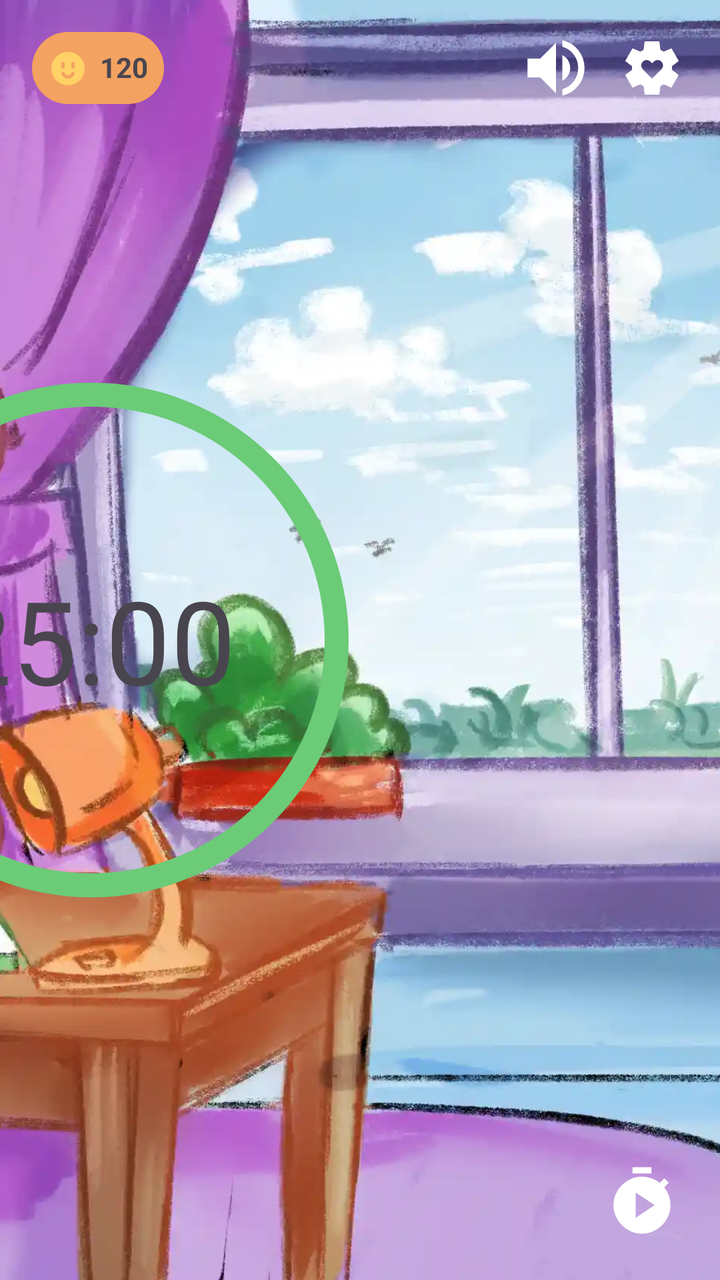
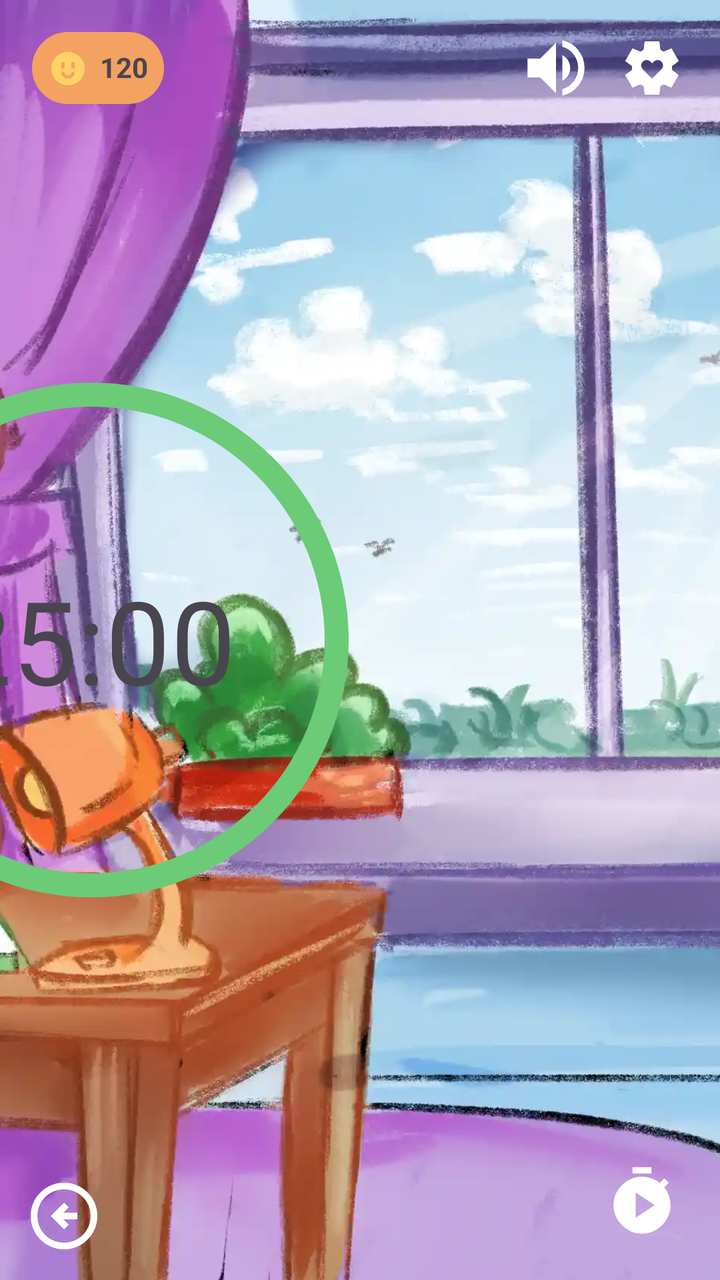

Screens rendered from an Android XML layout before and after an edit, with the pre-edit source and the edit as a unified diff.
<!-- AndroidManifest.xml: application theme Theme.BetweenUs -->
<!-- res/layout/activity_pomodoro.xml -->
<?xml version="1.0" encoding="utf-8"?>
<androidx.constraintlayout.widget.ConstraintLayout xmlns:android="http://schemas.android.com/apk/res/android"
    xmlns:app="http://schemas.android.com/apk/res-auto"
    xmlns:tools="http://schemas.android.com/tools"
    android:id="@+id/main"
    android:layout_width="match_parent"
    android:layout_height="match_parent">

    
    <ImageView
        android:id="@+id/bgImage"
        android:layout_width="0dp"
        android:layout_height="0dp"
        android:scaleType="centerCrop"
        android:src="@drawable/bg2"
        app:layout_constraintBottom_toBottomOf="parent"
        app:layout_constraintEnd_toEndOf="parent"
        app:layout_constraintStart_toStartOf="parent"
        app:layout_constraintTop_toTopOf="parent" />


    <LinearLayout
        android:layout_width="wrap_content"
        android:layout_height="wrap_content"
        android:background="@drawable/image_round"
        android:backgroundTint="#F4A261"
        android:orientation="horizontal"
        android:padding="8dp"
        app:layout_constraintTop_toTopOf="parent"
        app:layout_constraintStart_toStartOf="parent"
        android:layout_margin="16dp">

        <ImageView
            android:layout_width="20dp"
            android:layout_height="20dp"
            android:src="@drawable/study_coin"
            app:tint="#FFD166" />

        <TextView
            android:id="@+id/tvPoints"
            android:layout_width="wrap_content"
            android:layout_height="wrap_content"
            android:layout_marginStart="6dp"
            android:text="120"
            android:textStyle="bold" />
    </LinearLayout>

    <FrameLayout
        android:id="@+id/timerContainer"
        android:layout_width="581dp"
        android:layout_height="342dp"
        android:layout_gravity="center"
        android:layout_marginEnd="24dp"
        app:layout_constraintBottom_toBottomOf="parent"
        app:layout_constraintEnd_toEndOf="parent"
        app:layout_constraintTop_toTopOf="parent"
        app:layout_constraintWidth_percent="0.66">

        <ProgressBar
            android:id="@+id/circleTimer"
            style="@android:style/Widget.ProgressBar.Horizontal"
            android:layout_width="350dp"
            android:layout_height="350dp"
            android:layout_gravity="center"
            android:indeterminate="false"
            android:max="100"
            android:progress="100"
            android:progressDrawable="@drawable/circular_progress" />

        <TextView
            android:id="@+id/tvTime"
            android:layout_width="wrap_content"
            android:layout_height="wrap_content"
            android:layout_gravity="center"
            android:text="25:00"

            android:textSize="58sp" />
    </FrameLayout>

    <ImageButton
        android:id="@+id/btnPlay"
        android:layout_width="38dp"
        android:layout_height="38dp"
        android:layout_margin="20dp"
        android:background="@android:color/transparent"
        android:contentDescription="Play"
        android:scaleType="centerCrop"
        android:src="@drawable/timer_start_btn"
        app:layout_constraintBottom_toBottomOf="parent"
        app:layout_constraintEnd_toEndOf="parent"
        app:tint="@color/white" />

    
    <LinearLayout
        android:id="@+id/controlContainer"
        android:layout_width="wrap_content"
        android:layout_height="wrap_content"
        android:layout_margin="5dp"
        android:elevation="6dp"
        android:orientation="horizontal"
        android:padding="10dp"
        app:layout_constraintEnd_toEndOf="parent"
        app:layout_constraintTop_toTopOf="parent">

        
        <ImageButton
            android:id="@+id/btnSound"
            android:layout_width="38dp"
            android:layout_height="38dp"
            android:layout_marginEnd="10dp"
            android:background="@android:color/transparent"
            android:contentDescription="Sound"
            android:scaleType="centerCrop"
            android:src="@drawable/sound_on_btn"
            app:tint="@color/white" />

        
        <ImageButton
            android:id="@+id/btn_timer_settings"
            android:layout_width="38dp"
            android:layout_height="38dp"
            android:background="@android:color/transparent"
            android:contentDescription="Settings"
            android:padding="3dp"
            android:scaleType="centerCrop"
            android:src="@drawable/settings_btn"
            app:tint="@color/white" />
    </LinearLayout>

</androidx.constraintlayout.widget.ConstraintLayout>
<!-- resources referenced by this layout -->
<resources>
  <color name="white">#FFFFFFFF</color>
  <!-- drawable circular_progress (drawable) -->
  <?xml version="1.0" encoding="utf-8"?>
  <layer-list xmlns:android="http://schemas.android.com/apk/res/android">
  
      
      <item>
          <rotate
              android:fromDegrees="270"
              android:toDegrees="270">
              <shape android:shape="ring"
                  android:useLevel="true"
                  android:thickness="12dp">
                  <solid android:color="#6BCB77"/>
              </shape>
          </rotate>
      </item>
  
  </layer-list>
  <!-- drawable image_round (drawable) -->
  <?xml version="1.0" encoding="utf-8"?>
  <shape xmlns:android="http://schemas.android.com/apk/res/android">
      <corners android:radius="18dp"/>
  </shape>
  <!-- drawable sound_on_btn (drawable) -->
  <vector xmlns:android="http://schemas.android.com/apk/res/android"
      android:width="24dp"
      android:height="24dp"
      android:viewportWidth="960"
      android:viewportHeight="960">
    <path
        android:pathData="M560,829v-82q90,-26 145,-100t55,-168q0,-94 -55,-168T560,211v-82q124,28 202,125.5T840,479q0,127 -78,224.5T560,829ZM120,600v-240h160l200,-200v640L280,600L120,600ZM560,640v-322q47,22 73.5,66t26.5,96q0,51 -26.5,94.5T560,640Z"
        android:fillColor="#e3e3e3"/>
  </vector>
  <!-- drawable study_coin (drawable) -->
  <vector xmlns:android="http://schemas.android.com/apk/res/android"
      android:width="800dp"
      android:height="800dp"
      android:viewportWidth="24"
      android:viewportHeight="24">
    <path
        android:pathData="M12,22.358c-5.523,0 -10,-4.477 -10,-10s4.477,-10 10,-10 10,4.477 10,10 -4.477,10 -10,10zM8.08,15.752a4.264,4.264 0,0 0,7.84 0,1 1,0 1,0 -1.84,-0.788 2.264,2.264 0,0 1,-4.16 0,1 1,0 1,0 -1.84,0.788zM9,8.358a1,1 0,0 0,-1 1v2a1,1 0,1 0,2 0v-2a1,1 0,0 0,-1 -1zM15,8.358a1,1 0,0 0,-1 1v2a1,1 0,0 0,2 0v-2a1,1 0,0 0,-1 -1z"
        android:fillColor="#000000"/>
  </vector>
  <!-- drawable timer_start_btn (drawable) -->
  <vector xmlns:android="http://schemas.android.com/apk/res/android"
      android:width="24dp"
      android:height="24dp"
      android:viewportWidth="960"
      android:viewportHeight="960">
    <path
        android:pathData="M360,120v-80h240v80L360,120ZM340.5,851.5Q275,823 226,774t-77.5,-114.5Q120,594 120,520t28.5,-139.5Q177,315 226,266t114.5,-77.5Q406,160 480,160q62,0 119,20t107,58l56,-56 56,56 -56,56q38,50 58,107t20,119q0,74 -28.5,139.5T734,774q-49,49 -114.5,77.5T480,880q-74,0 -139.5,-28.5ZM400,680l240,-160 -240,-160v320Z"
        android:fillColor="#e3e3e3"/>
  </vector>
  <style name="Theme.BetweenUs" parent="Theme.MaterialComponents.DayNight.NoActionBar">
          
          <item name="colorPrimary">@color/purple_500</item>
          <item name="colorPrimaryVariant">@color/purple_700</item>
          <item name="colorOnPrimary">@color/white</item>
          
          <item name="colorSecondary">@color/teal_200</item>
          <item name="colorSecondaryVariant">@color/teal_700</item>
          <item name="colorOnSecondary">@color/black</item>
          
          <item name="android:statusBarColor">?attr/colorPrimaryVariant</item>
          
      </style>
  <color name="purple_500">#FF6200EE</color>
  <color name="purple_700">#FF3700B3</color>
  <color name="teal_200">#FF03DAC5</color>
  <color name="teal_700">#FF018786</color>
  <color name="black">#FF000000</color>
  <!-- unchanged entries left out for length: 2 -->
</resources>

<!-- the commit's change to res/layout/activity_pomodoro.xml (unified diff, before → after) -->
@@ -17,6 +17,19 @@
         app:layout_constraintEnd_toEndOf="parent"
         app:layout_constraintStart_toStartOf="parent"
         app:layout_constraintTop_toTopOf="parent" />
+
+    <ImageButton
+        android:id="@+id/btn_back"
+        android:layout_width="40dp"
+        android:layout_height="40dp"
+        android:layout_margin="12dp"
+        android:elevation="7dp"
+        android:scaleType="centerCrop"
+        android:background="@android:color/transparent"
+        android:src="@drawable/back_arrow"
+        app:layout_constraintStart_toStartOf="parent"
+        app:layout_constraintBottom_toBottomOf="parent"
+        app:tint="@color/white" />
 
 
     <LinearLayout
<!-- resource entries referenced after the edit -->
@@ -1,6 +1,16 @@
 <!-- resources referenced by this layout -->
 <resources>
   <color name="white">#FFFFFFFF</color>
+  <!-- drawable back_arrow (drawable) -->
+  <vector xmlns:android="http://schemas.android.com/apk/res/android"
+      android:width="24dp"
+      android:height="24dp"
+      android:viewportWidth="960"
+      android:viewportHeight="960">
+    <path
+        android:pathData="m480,640 l56,-56 -64,-64h168v-80L472,440l64,-64 -56,-56 -160,160 160,160ZM480,880q-83,0 -156,-31.5T197,763q-54,-54 -85.5,-127T80,480q0,-83 31.5,-156T197,197q54,-54 127,-85.5T480,80q83,0 156,31.5T763,197q54,54 85.5,127T880,480q0,83 -31.5,156T763,763q-54,54 -127,85.5T480,880ZM480,800q134,0 227,-93t93,-227q0,-134 -93,-227t-227,-93q-134,0 -227,93t-93,227q0,134 93,227t227,93ZM480,480Z"
+        android:fillColor="#e3e3e3"/>
+  </vector>
   <!-- drawable circular_progress (drawable) -->
   <?xml version="1.0" encoding="utf-8"?>
   <layer-list xmlns:android="http://schemas.android.com/apk/res/android">
